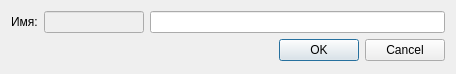
This is certmanager/CertManager/dialogcontainername.ui in arcirk/ws_solution as Qt 5 draws it before an edit. The edited form follows.
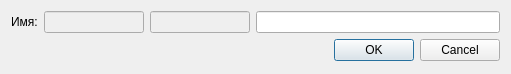
This is the edited form. Icons and pictures are not drawn.

```diff
--- a/certmanager/CertManager/dialogcontainername.ui
+++ b/certmanager/CertManager/dialogcontainername.ui
@@ -6,7 +6,7 @@
    <rect>
     <x>0</x>
     <y>0</y>
-    <width>456</width>
+    <width>511</width>
     <height>74</height>
    </rect>
   </property>
@@ -20,6 +20,9 @@
   <layout class="QGridLayout" name="gridLayout_2">
    <item row="0" column="0">
     <layout class="QGridLayout" name="gridLayout">
+     <item row="0" column="3">
+      <widget class="QLineEdit" name="lineContainerName"/>
+     </item>
      <item row="0" column="0">
       <widget class="QLabel" name="label">
        <property name="text">
@@ -47,7 +50,17 @@
       </widget>
      </item>
      <item row="0" column="2">
-      <widget class="QLineEdit" name="lineContainerName"/>
+      <widget class="QLineEdit" name="lineDate">
+       <property name="enabled">
+        <bool>false</bool>
+       </property>
+       <property name="maximumSize">
+        <size>
+         <width>100</width>
+         <height>16777215</height>
+        </size>
+       </property>
+      </widget>
      </item>
     </layout>
    </item>
```
